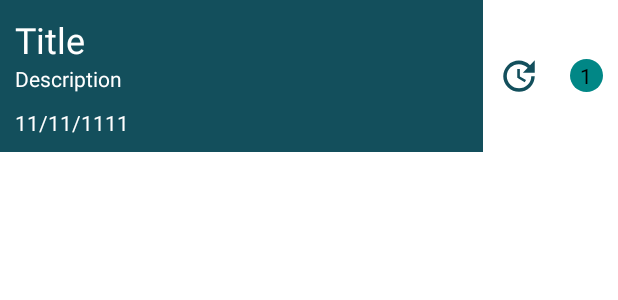
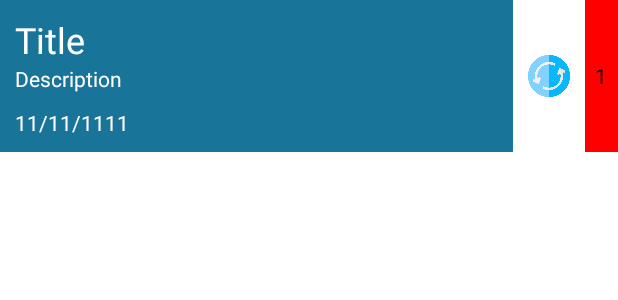
Before and after one commit to SoshinThapaMagar/DMA_ToDo_C7227205, an Android app: the layout list_item.xml on its own in the app's theme, with its tools: preview values and no code run, on a phone screen of 412 x 824 dp. Shown: the top 300 px of the screen. Run offline under Robolectric (Android 15) with nearby library versions, the phone set to English and light mode, and no system bars.

Commit message:
Layouts implemented

```diff
--- a/app/src/main/java/com/soshin/todoapp/MainActivity.java
+++ b/app/src/main/java/com/soshin/todoapp/MainActivity.java
@@ -1,9 +1,9 @@
 package com.soshin.todoapp;
+
+import android.os.Bundle;
 
 import androidx.appcompat.app.AppCompatActivity;
 import androidx.fragment.app.FragmentManager;
-
-import android.os.Bundle;
 
 public class MainActivity extends AppCompatActivity {
 
--- a/app/src/main/java/com/soshin/todoapp/Repository.java
+++ b/app/src/main/java/com/soshin/todoapp/Repository.java
@@ -13,7 +13,7 @@ public class Repository {
 
     private ArrayList<Todo> todos;
 
-    private Repository(Context context) {
+    private  Repository(Context context) {
         todos = new ArrayList<>();
         for (int i = 0; i < 10; i++) {
             Todo todo = new Todo();
--- a/app/src/main/res/drawable/ic_baseline_update_24.xml
+++ /dev/null
@@ -1,5 +0,0 @@
-<vector android:height="24dp" android:tint="#134f5c"
-    android:viewportHeight="24" android:viewportWidth="24"
-    android:width="24dp" xmlns:android="http://schemas.android.com/apk/res/android">
-    <path android:fillColor="@android:color/white" android:pathData="M21,10.12h-6.78l2.74,-2.82c-2.73,-2.7 -7.15,-2.8 -9.88,-0.1c-2.73,2.71 -2.73,7.08 0,9.79s7.15,2.71 9.88,0C18.32,15.65 19,14.08 19,12.1h2c0,1.98 -0.88,4.55 -2.64,6.29c-3.51,3.48 -9.21,3.48 -12.72,0c-3.5,-3.47 -3.53,-9.11 -0.02,-12.58s9.14,-3.47 12.65,0L21,3V10.12zM12.5,8v4.25l3.5,2.08l-0.72,1.21L11,13V8H12.5z"/>
-</vector>
--- a/app/src/main/res/layout/list_item.xml
+++ b/app/src/main/res/layout/list_item.xml
@@ -9,7 +9,7 @@
         android:layout_width="0dp"
         android:layout_height="wrap_content"
         android:layout_weight="1"
-        android:background="@color/teal_900"
+        android:background="@color/color5"
         android:orientation="vertical">
 
         <!-- TextView that displays the description -->
@@ -54,17 +54,14 @@
         android:layout_marginLeft="@dimen/small_margin"
         android:layout_marginEnd="@dimen/small_margin"
         android:gravity="center"
-        android:src="@drawable/ic_baseline_update_24"/>
+        android:src="@drawable/update"/>
 
     <TextView
         android:id="@+id/priorityTextView"
         android:layout_width="@dimen/p_view"
-        android:layout_height="@dimen/p_view"
+        android:layout_height="match_parent"
         android:layout_gravity="center"
-        android:layout_marginStart="@dimen/small_margin"
-        android:layout_marginLeft="@dimen/small_margin"
-        android:layout_marginEnd="@dimen/small_margin"
-        android:background="@drawable/priority_circle"
+        android:background="@color/color6"
         android:gravity="center"
         android:textAlignment="center"
         android:textColor="@android:color/primary_text_light"
--- a/app/src/main/res/values/colors.xml
+++ b/app/src/main/res/values/colors.xml
@@ -11,7 +11,8 @@
     <color name="white">#FFFFFFFF</color>
 
     <color name="color4">#0AA1DD</color>
-    <color name="color5">#E9E7E8</color>
-    <color name="color6">#BA275E</color>
+    <color name="color5">#187498</color>
+    <color name="color6">#FF0000</color>
+
 
 </resources>
```
Also changed, not shown: app/src/main/java/com/soshin/todoapp/TodosListFragment.java (+4 -4 lines), app/src/main/res/drawable/update.png (added).
